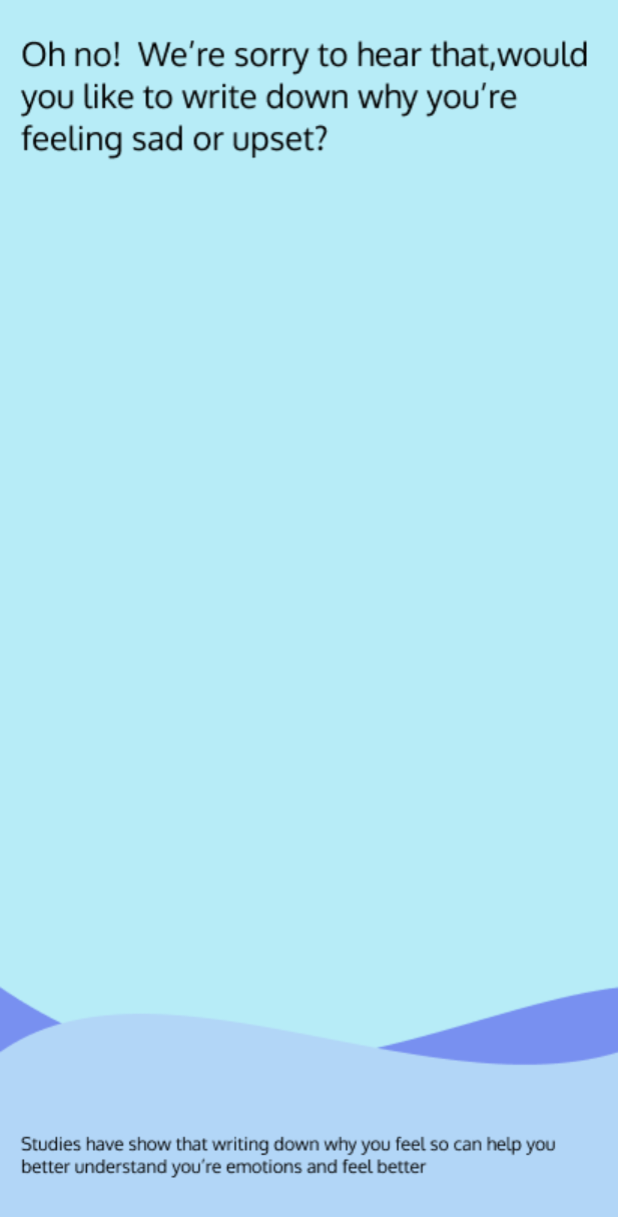
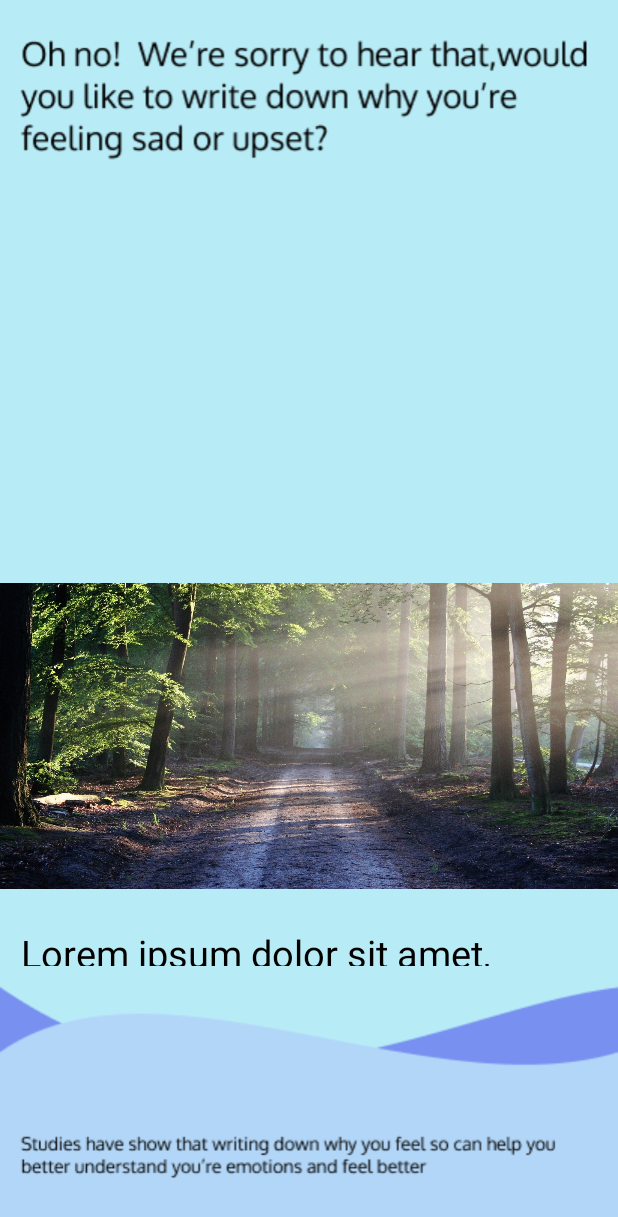
Before and after one commit to DJ-Striker/AccessDenied21, an Android app: the sadmediummoodmain screen opened directly, with no data from a screen before it, on a phone screen of 412 x 824 dp. Shown: the top 1217 px of the screen. Run offline under Robolectric (Android 15) with nearby library versions, the phone set to English and light mode, and no system bars.

Commit message:
added recyclerview and images

```diff
--- a/app/build.gradle
+++ b/app/build.gradle
@@ -38,7 +38,10 @@ dependencies {
     implementation 'com.google.firebase:firebase-core:11.8.0'
     implementation 'com.google.firebase:firebase-auth:11.8.0'
     implementation 'com.github.GrenderG:Toasty:1.1.2'
+    implementation 'androidx.recyclerview:recyclerview-selection:1.0.0'
+    implementation 'androidx.cardview:cardview:1.0.0'
 
 }
 
+
 apply plugin: 'com.google.gms.google-services'
--- /dev/null
+++ b/app/src/main/java/com/example/hackathon/ExampleAdapter.java
@@ -0,0 +1,43 @@
+package com.example.hackathon;
+
+import androidx.recyclerview.widget.RecyclerView;
+import android.view.LayoutInflater;
+import android.view.View;
+import android.view.ViewGroup;
+import android.widget.ImageView;
+import android.widget.TextView;
+import java.util.ArrayList;
+public class ExampleAdapter extends RecyclerView.Adapter<ExampleAdapter.ExampleViewHolder> {
+    private ArrayList<cardview> mExampleList;
+    public static class ExampleViewHolder extends RecyclerView.ViewHolder {
+        public ImageView mImageView;
+        public TextView mTextView1;
+
+        public ExampleViewHolder(View itemView) {
+            super(itemView);
+            mImageView = itemView.findViewById(R.id.imageView);
+            mTextView1 = itemView.findViewById(R.id.textView);
+
+        }
+    }
+    public ExampleAdapter(ArrayList<cardview> exampleList) {
+        mExampleList = exampleList;
+    }
+    @Override
+    public ExampleViewHolder onCreateViewHolder(ViewGroup parent, int viewType) {
+        View v = LayoutInflater.from(parent.getContext()).inflate(R.layout.vsdv, parent, false);
+        ExampleViewHolder evh = new ExampleViewHolder(v);
+        return evh;
+    }
+    @Override
+    public void onBindViewHolder(ExampleViewHolder holder, int position) {
+        cardview currentItem = mExampleList.get(position);
+        holder.mImageView.setImageResource(currentItem.getImageResource());
+        holder.mTextView1.setText(currentItem.getText1());
+
+    }
+    @Override
+    public int getItemCount() {
+        return mExampleList.size();
+    }
+}
--- /dev/null
+++ b/app/src/main/java/com/example/hackathon/cardview.java
@@ -0,0 +1,19 @@
+package com.example.hackathon;
+
+public class cardview {
+    private final int mImageResource;
+    private final String mText1;
+
+    public cardview(int imageResource, String text1) {
+        mImageResource = imageResource;
+        mText1 = text1;
+
+    }
+    public int getImageResource() {
+        return mImageResource;
+    }
+    public String getText1() {
+        return mText1;
+    }
+
+}
--- a/app/src/main/java/com/example/hackathon/sadmediummoodmain.java
+++ b/app/src/main/java/com/example/hackathon/sadmediummoodmain.java
@@ -1,6 +1,8 @@
 package com.example.hackathon;
 
 import androidx.appcompat.app.AppCompatActivity;
+import androidx.recyclerview.widget.LinearLayoutManager;
+import androidx.recyclerview.widget.RecyclerView;
 
 import android.os.Bundle;
 import android.widget.ListView;
@@ -11,10 +13,21 @@ public class sadmediummoodmain extends AppCompatActivity {
 
     @Override
     protected void onCreate(Bundle savedInstanceState) {
+        RecyclerView mRecyclerView;
+        RecyclerView.Adapter mAdapter;
+        RecyclerView.LayoutManager mLayoutManager;
         super.onCreate(savedInstanceState);
         setContentView(R.layout.activity_sadmediummoodmain2);
+        ArrayList<cardview> exampleList = new ArrayList<>();
+        exampleList.add(new cardview(R.drawable.avenue_815297_1920, "Lorem ipsum dolor sit amet, consectetur adipiscing elit. In accumsan maximus sapien, non sollicitudin sem ullamcorper at. Aenean non nulla sapien. Maecenas mollis leo dolor, vitae mollis ipsum interdum id. Sed tempor facilisis felis venenatis fringilla. Lorem ipsum dolor sit amet, consectetur adipiscing elit. Pellentesque sed lorem at leo accumsan pulvinar quis ac quam. Nulla imperdiet justo vel massa euismod, sit amet tempor quam vulputate."));
+        exampleList.add(new cardview(R.drawable.fire_123784_1920, "Lorem ipsum dolor sit amet, consectetur adipiscing elit. In accumsan maximus sapien, non sollicitudin sem ullamcorper at. Aenean non nulla sapien. Maecenas mollis leo dolor, vitae mollis ipsum interdum id. Sed tempor facilisis felis venenatis fringilla. Lorem ipsum dolor sit amet, consectetur adipiscing elit. Pellentesque sed lorem at leo accumsan pulvinar quis ac quam. Nulla imperdiet justo vel massa euismod, sit amet tempor quam vulputate."));
+        exampleList.add(new cardview(R.drawable.wave_3473335_1920, "Lorem ipsum dolor sit amet, consectetur adipiscing elit. In accumsan maximus sapien, non sollicitudin sem ullamcorper at. Aenean non nulla sapien. Maecenas mollis leo dolor, vitae mollis ipsum interdum id. Sed tempor facilisis felis venenatis fringilla. Lorem ipsum dolor sit amet, consectetur adipiscing elit. Pellentesque sed lorem at leo accumsan pulvinar quis ac quam. Nulla imperdiet justo vel massa euismod, sit amet tempor quam vulputate."));
 
-
-
+        mRecyclerView = findViewById(R.id.recycleview);
+        mRecyclerView.setHasFixedSize(true);
+        mLayoutManager = new LinearLayoutManager(this);
+        mAdapter = new ExampleAdapter(exampleList);
+        mRecyclerView.setLayoutManager(mLayoutManager);
+        mRecyclerView.setAdapter(mAdapter);
     }
 }
--- a/app/src/main/res/layout/activity_sadmediummoodmain2.xml
+++ b/app/src/main/res/layout/activity_sadmediummoodmain2.xml
@@ -7,13 +7,17 @@
     android:background="@drawable/google_pixel_2_xl___4"
     tools:context=".sadmediummoodmain">
 
-    <ListView
-        android:id="@+id/listview"
-        android:layout_width="330dp"
-        android:layout_height="411dp"
+    <androidx.recyclerview.widget.RecyclerView
+        android:id="@+id/recycleview"
+        android:layout_width="436dp"
+        android:layout_height="255dp"
+        android:layout_marginStart="45dp"
+        android:layout_marginLeft="45dp"
+        android:layout_marginEnd="45dp"
+        android:layout_marginRight="45dp"
         app:layout_constraintBottom_toBottomOf="parent"
         app:layout_constraintEnd_toEndOf="parent"
-        app:layout_constraintHorizontal_bias="0.493"
         app:layout_constraintStart_toStartOf="parent"
-        app:layout_constraintTop_toTopOf="parent" />
+        app:layout_constraintTop_toTopOf="parent"
+        app:layout_constraintVertical_bias="0.684" />
 </androidx.constraintlayout.widget.ConstraintLayout>
--- /dev/null
+++ b/app/src/main/res/layout/vsdv.xml
@@ -0,0 +1,36 @@
+<?xml version="1.0" encoding="utf-8"?>
+<androidx.cardview.widget.CardView xmlns:android="http://schemas.android.com/apk/res/android"
+    xmlns:app="http://schemas.android.com/apk/res-auto"
+    android:layout_width="wrap_content"
+    android:layout_height="wrap_content"
+    app:cardBackgroundColor="#B7EBF6">
+
+    <LinearLayout
+        android:layout_width="wrap_content"
+        android:layout_height="wrap_content"
+        android:layout_margin="0dp"
+        android:background="#B7EBF6"
+        android:orientation="vertical"
+        android:paddingTop="0dp"
+        android:paddingBottom="0dp">
+
+
+        <ImageView
+            android:id="@+id/imageView"
+            android:layout_width="wrap_content"
+            android:layout_height="204dp"
+            android:importantForAccessibility="no"
+            android:scaleType="centerCrop" />
+
+        <TextView
+            android:id="@+id/textView"
+            android:layout_width="wrap_content"
+            android:layout_height="wrap_content"
+            android:padding="25dp"
+            android:textSize="25dp"
+            android:textAppearance="?attr/textAppearanceHeadline6" />
+
+
+    </LinearLayout>
+
+</androidx.cardview.widget.CardView>
--- a/build.gradle
+++ b/build.gradle
@@ -17,6 +17,9 @@ allprojects {
     repositories {
         google()
         jcenter()
+        maven {
+            url "https://maven.google.com"
+        }
         maven { url "https://jitpack.io" }
     }
 }
```
